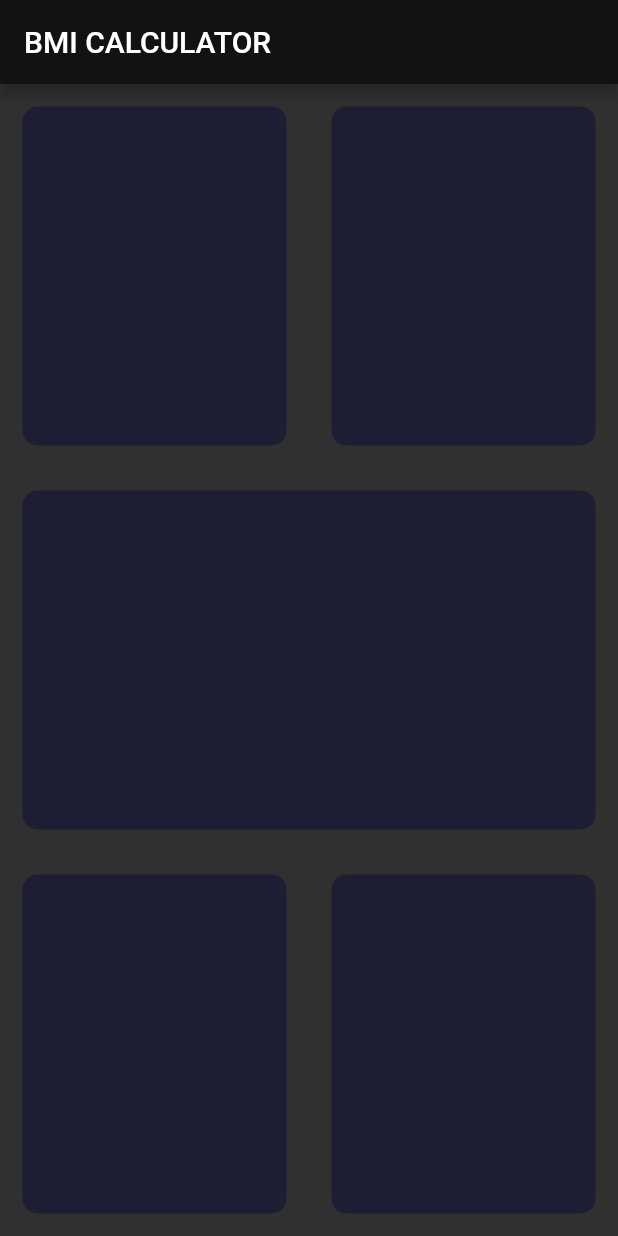
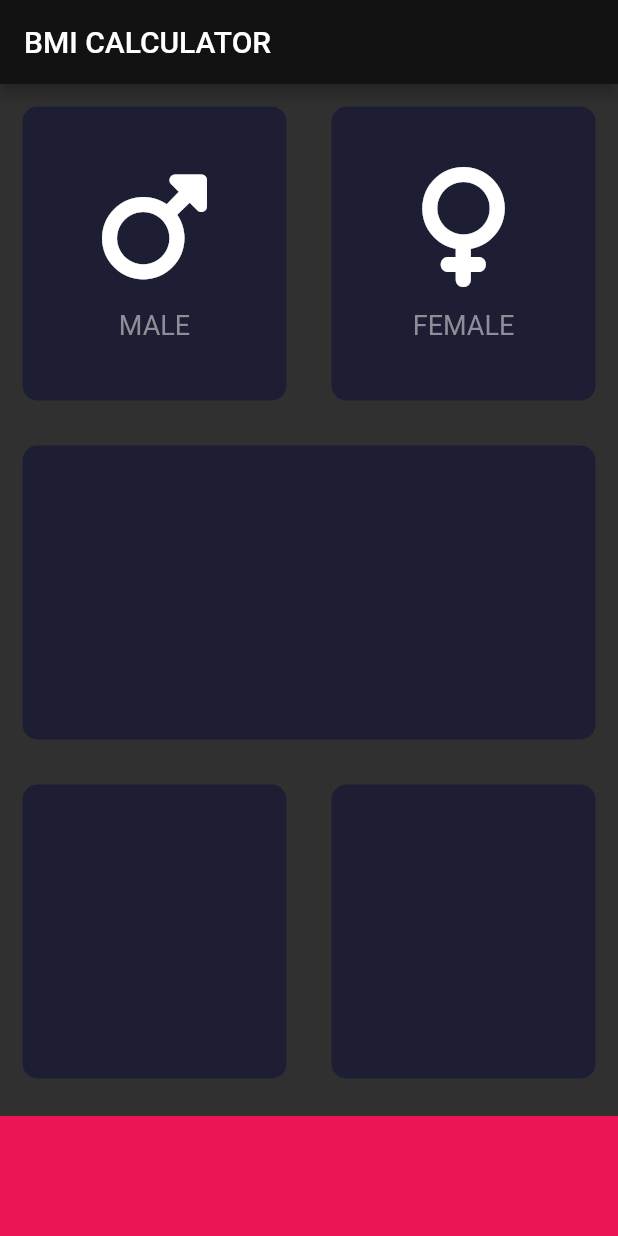
Before and after one commit to bahrulhikmi/bpm-flutter, a Flutter app: the screen it shows after launch, on a phone screen of 412 x 824 dp. Run offline on Flutter 3.47's test engine with Material 2 defaults, Android fonts, the phone set to English and light mode, and no system bars; our stand-ins replace font_awesome_flutter.

Commit message:
added more things

```diff
--- /dev/null
+++ b/lib/icon_with_text.dart
@@ -0,0 +1,24 @@
+import 'package:flutter/material.dart';
+
+class IconWithText extends StatelessWidget {
+
+  final IconData iconData;
+  final String text;
+  final double size;
+
+  IconWithText({required this.iconData, this.text = "", this.size = 80.0});
+
+  @override
+  Widget build(BuildContext context) {
+    return Column(
+      mainAxisAlignment: MainAxisAlignment.center ,
+      children: [
+        Icon(this.iconData, size: this.size,),
+        SizedBox(height: 15.0,),
+        Text(text, style: TextStyle(fontSize: 18.0, color: Color(0xFF8D8E98),
+        ),
+        ),
+      ],
+    );
+  }
+}
--- a/lib/input_page.dart
+++ b/lib/input_page.dart
@@ -1,4 +1,8 @@
+import 'reusable_card.dart';
 import 'package:flutter/material.dart';
+import 'package:font_awesome_flutter/font_awesome_flutter.dart';
+
+import 'icon_with_text.dart';
 
 class InputPage extends StatefulWidget {
   @override
@@ -16,41 +20,32 @@ class _InputPageState extends State<InputPage> {
         children: <Widget>[
           Expanded(child: Row(
             children: <Widget>[
-              Expanded(child: ReusableCard(colour: Color(0xFF1D1E33),)
+              Expanded(child: ReusableCard(
+                cardChild: IconWithText(iconData: FontAwesomeIcons.mars, text: 'MALE',),
+              )
               ),
-              Expanded(child: ReusableCard()),
+              Expanded(child: ReusableCard(
+                cardChild: IconWithText(iconData: FontAwesomeIcons.venus, text: 'FEMALE',),
+              )),
             ],
           )),
           Expanded(child: ReusableCard()),
           Expanded(child: Row(
             children: <Widget>[
-              Expanded(child: ReusableCard(colour: Color(0xFF1D1E33),)
+              Expanded(child: ReusableCard()
               ),
               Expanded(child: ReusableCard()),
             ],
           )),
+          Container(
+            color: Color(0xFFEB1555),
+            margin: EdgeInsets.only(top: 10.0),
+            width: double.infinity,
+            height: 80.0,
+          )
         ]
         ,
       )
     );
   }
 }
-
-class ReusableCard extends StatelessWidget {
-
-  static const Color defaultColor = Color(0xFF1D1E33);
-  final Color colour;
-
-  ReusableCard({this.colour = defaultColor});
-
-  @override
-  Widget build(BuildContext context) {
-    return Container(
-      margin: EdgeInsets.all(15.0),
-      decoration: BoxDecoration(
-          color: colour,
-          borderRadius: BorderRadius.circular(10.0)
-      ),
-    );
-  }
-}
--- /dev/null
+++ b/lib/reusable_card.dart
@@ -0,0 +1,22 @@
+import 'package:flutter/material.dart';
+
+class ReusableCard extends StatelessWidget {
+
+  static const Color defaultColor = Color(0xFF1D1E33);
+  final Color colour;
+  final Widget? cardChild;
+
+  ReusableCard({this.colour = defaultColor, this.cardChild});
+
+  @override
+  Widget build(BuildContext context) {
+    return Container(
+      child: cardChild,
+      margin: EdgeInsets.all(15.0),
+      decoration: BoxDecoration(
+          color: colour,
+          borderRadius: BorderRadius.circular(10.0)
+      ),
+    );
+  }
+}
--- a/pubspec.yaml
+++ b/pubspec.yaml
@@ -10,6 +10,7 @@ dependencies:
     sdk: flutter
 
   cupertino_icons: ^1.0.5
+  font_awesome_flutter: ^10.4.0
 
 dev_dependencies:
   flutter_test:
```
Also changed, not shown: pubspec.lock.
